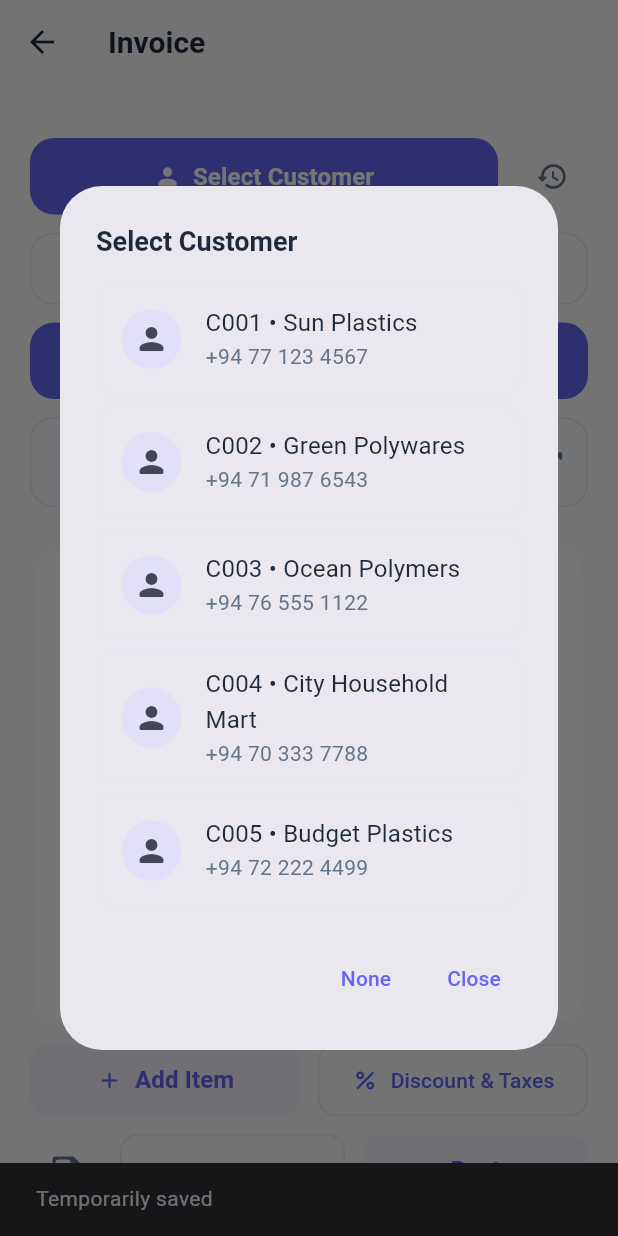
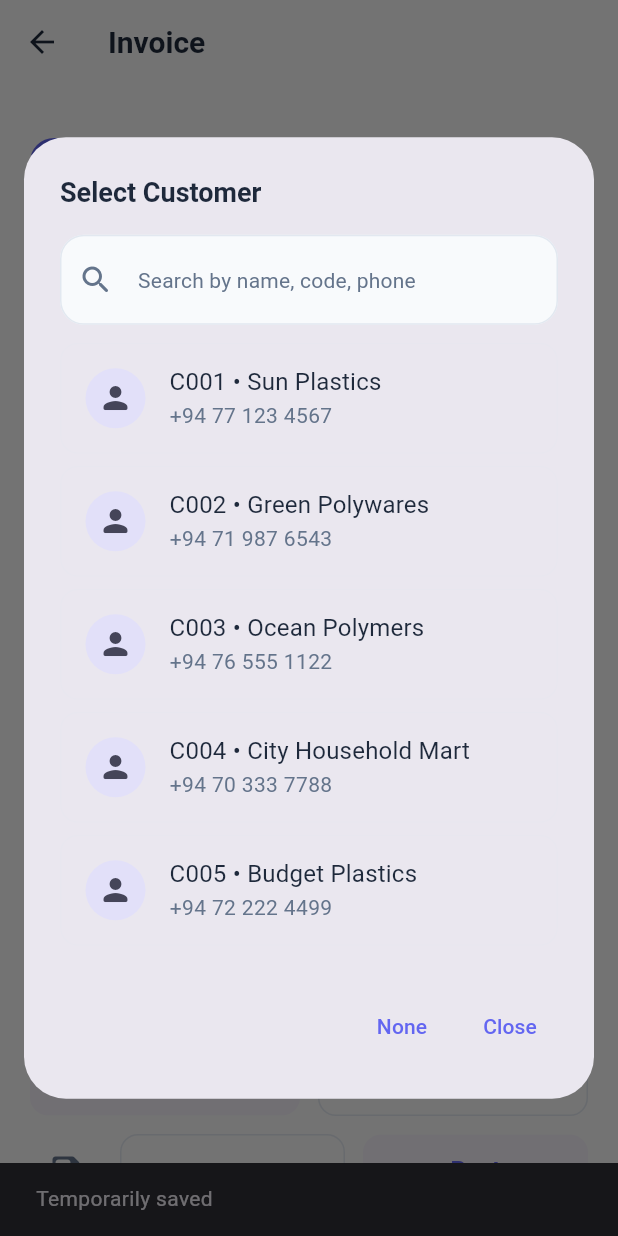
Before and after one commit to Maleesha-Sanjana/Distribution_App_Flutter, a Flutter app: the InvoiceSimplePage screen opened by its route, after a tap on "Select Customer", on a phone screen of 412 x 824 dp. Run offline on Flutter 3.47's test engine with Material 3 defaults, Android fonts, the phone set to English and light mode, and no system bars.

Commit message:
Invoice dashboard customer selection popup search bar creation

```diff
--- a/lib/pages/invoice_entry_page.dart
+++ b/lib/pages/invoice_entry_page.dart
@@ -1,3 +1,4 @@
+import 'package:flutter/foundation.dart';
 import 'package:flutter/material.dart';
 import 'package:flutter/services.dart';
 import 'package:provider/provider.dart';
@@ -8,6 +9,149 @@ class InvoiceSimplePage extends StatefulWidget {
 
   @override
   State<InvoiceSimplePage> createState() => _InvoiceSimplePageState();
+}
+
+class _CustomerSelectionDialog extends StatefulWidget {
+  const _CustomerSelectionDialog({
+    required this.customers,
+  });
+
+  final List<Map<String, String>> customers;
+
+  @override
+  State<_CustomerSelectionDialog> createState() => _CustomerSelectionDialogState();
+}
+
+class _CustomerSelectionDialogState extends State<_CustomerSelectionDialog> {
+  late final TextEditingController _searchController;
+  late List<Map<String, String>> _filteredCustomers;
+
+  @override
+  void initState() {
+    super.initState();
+    _searchController = TextEditingController();
+    _filteredCustomers = List.from(widget.customers);
+    _searchController.addListener(_handleSearchChanged);
+  }
+
+  @override
+  void didUpdateWidget(covariant _CustomerSelectionDialog oldWidget) {
+    super.didUpdateWidget(oldWidget);
+    if (!listEquals(oldWidget.customers, widget.customers)) {
+      _applyFilter(_searchController.text);
+    }
+  }
+
+  void _handleSearchChanged() {
+    _applyFilter(_searchController.text);
+  }
+
+  void _applyFilter(String query) {
+    final lowerQuery = query.trim().toLowerCase();
+    setState(() {
+      if (lowerQuery.isEmpty) {
+        _filteredCustomers = List.from(widget.customers);
+        return;
+      }
+
+      _filteredCustomers = widget.customers.where((customer) {
+        final code = customer['code']?.toLowerCase() ?? '';
+        final name = customer['name']?.toLowerCase() ?? '';
+        final phone = customer['phone']?.toLowerCase() ?? '';
+        return code.contains(lowerQuery) || name.contains(lowerQuery) || phone.contains(lowerQuery);
+      }).toList();
+    });
+  }
+
+  @override
+  void dispose() {
+    _searchController.removeListener(_handleSearchChanged);
+    _searchController.dispose();
+    super.dispose();
+  }
+
+  @override
+  Widget build(BuildContext context) {
+    final theme = Theme.of(context);
+    final media = MediaQuery.of(context);
+    final keyboardOpen = media.viewInsets.bottom > 0;
+    final availableHeight = media.size.height - media.viewInsets.bottom - 160;
+    double dialogHeight;
+
+    if (availableHeight.isFinite && availableHeight > 0) {
+      dialogHeight = availableHeight;
+      if (dialogHeight > 480.0) dialogHeight = 480.0;
+      final minHeight = keyboardOpen ? 220.0 : 260.0;
+      if (dialogHeight < minHeight) dialogHeight = minHeight;
+    } else {
+      dialogHeight = media.size.height * 0.6;
+    }
+
+    return AlertDialog(
+      insetPadding: const EdgeInsets.symmetric(horizontal: 16, vertical: 24),
+      title: const Text('Select Customer'),
+      content: SizedBox(
+        width: double.maxFinite,
+        height: dialogHeight,
+        child: Column(
+          crossAxisAlignment: CrossAxisAlignment.stretch,
+          children: [
+            TextField(
+              controller: _searchController,
+              decoration: const InputDecoration(
+                prefixIcon: Icon(Icons.search_rounded),
+                hintText: 'Search by name, code, phone',
+              ),
+            ),
+            const SizedBox(height: 12),
+            Expanded(
+              child: _filteredCustomers.isEmpty
+                  ? const Center(child: Text('No customers found'))
+                  : ListView.separated(
+                      itemCount: _filteredCustomers.length,
+                      separatorBuilder: (_, __) => const SizedBox(height: 8),
+                      itemBuilder: (context, index) {
+                        final customer = _filteredCustomers[index];
+                        final code = customer['code'] ?? '';
+                        final name = customer['name'] ?? '';
+                        final phone = customer['phone'] ?? '';
+                        return ListTile(
+                          shape: RoundedRectangleBorder(
+                            borderRadius: BorderRadius.circular(12),
+                            side: BorderSide(
+                              color: theme.colorScheme.outline.withOpacity(0.2),
+                            ),
+                          ),
+                          leading: CircleAvatar(
+                            backgroundColor: theme.colorScheme.secondaryContainer,
+                            foregroundColor: theme.colorScheme.onSecondaryContainer,
+                            child: const Icon(Icons.person_rounded),
+                          ),
+                          title: Text('$code • $name'),
+                          subtitle: Text(phone),
+                          onTap: () {
+                            FocusScope.of(context).unfocus();
+                            Navigator.of(context).pop(customer);
+                          },
+                        );
+                      },
+                    ),
+            ),
+          ],
+        ),
+      ),
+      actions: [
+        TextButton(
+          onPressed: () => Navigator.of(context).pop(<String, String>{}),
+          child: const Text('None'),
+        ),
+        TextButton(
+          onPressed: () => Navigator.of(context).pop(),
+          child: const Text('Close'),
+        ),
+      ],
+    );
+  }
 }
 
 class _DiscountValidationResult {
@@ -206,52 +350,7 @@ class _InvoiceSimplePageState extends State<InvoiceSimplePage> {
   Future<Map<String, String>?> _showCustomerDialog() {
     return showDialog<Map<String, String>?>(
       context: context,
-      builder: (dialogContext) {
-        final theme = Theme.of(dialogContext);
-        return AlertDialog(
-          title: const Text('Select Customer'),
-          content: SizedBox(
-            width: double.maxFinite,
-            child: ListView.separated(
-              shrinkWrap: true,
-              itemCount: _mockCustomers.length,
-              separatorBuilder: (_, __) => const SizedBox(height: 8),
-              itemBuilder: (context, index) {
-                final customer = _mockCustomers[index];
-                final code = customer['code'] ?? '';
-                final name = customer['name'] ?? '';
-                final phone = customer['phone'] ?? '';
-                return ListTile(
-                  shape: RoundedRectangleBorder(
-                    borderRadius: BorderRadius.circular(12),
-                    side: BorderSide(
-                      color: theme.colorScheme.outline.withOpacity(0.2),
-                    ),
-                  ),
-                  leading: CircleAvatar(
-                    backgroundColor: theme.colorScheme.secondaryContainer,
-                    foregroundColor: theme.colorScheme.onSecondaryContainer,
-                    child: const Icon(Icons.person_rounded),
-                  ),
-                  title: Text('$code • $name'),
-                  subtitle: Text(phone),
-                  onTap: () => Navigator.of(dialogContext).pop(customer),
-                );
-              },
-            ),
-          ),
-          actions: [
-            TextButton(
-              onPressed: () => Navigator.of(dialogContext).pop(<String, String>{}),
-              child: const Text('None'),
-            ),
-            TextButton(
-              onPressed: () => Navigator.of(dialogContext).pop(),
-              child: const Text('Close'),
-            ),
-          ],
-        );
-      },
+      builder: (dialogContext) => _CustomerSelectionDialog(customers: _mockCustomers),
     );
   }
 
```
Also changed, not shown: lib/pages/dashboard_page.dart (+23 -4 lines).
